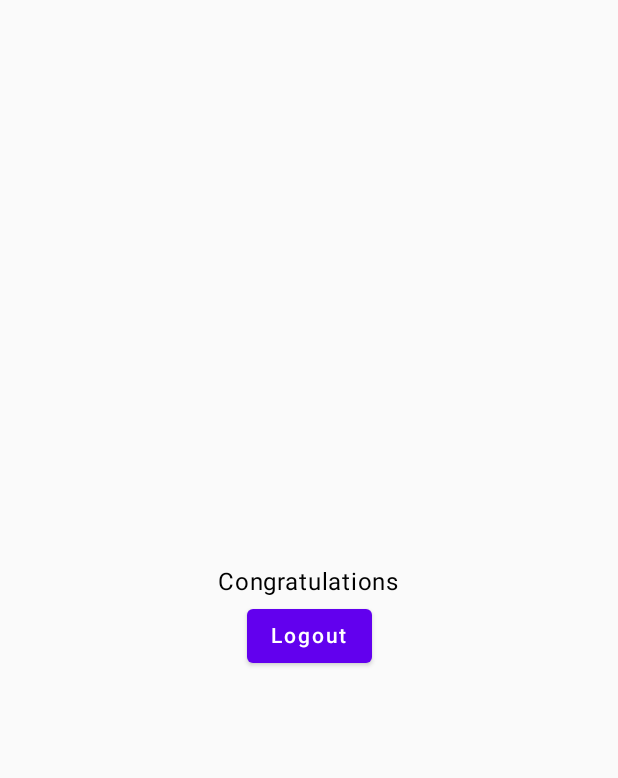
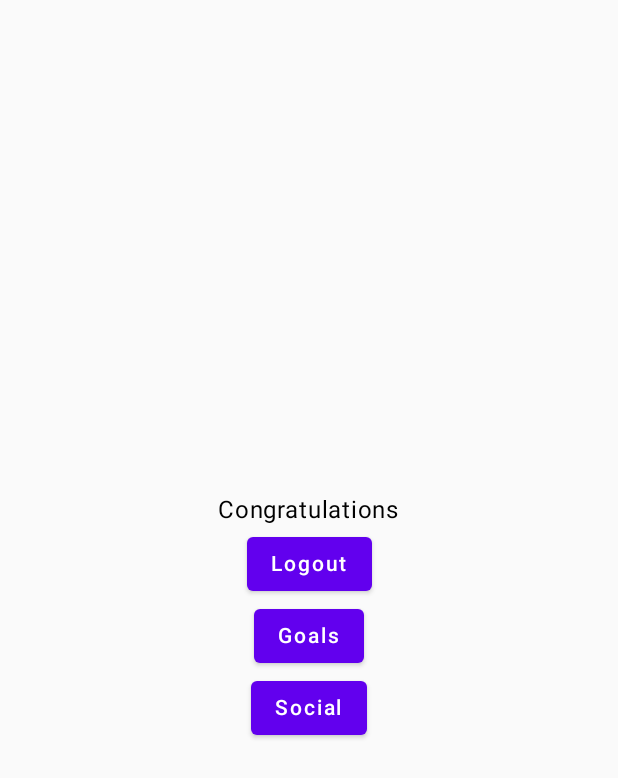
Before and after one commit to saniya8/MyNews, an Android app built with Jetpack Compose: the HomeScreen screen opened through its navigation route, on a phone screen of 412 x 824 dp. Shown: the top 778 px of the screen. Run offline under Robolectric (Android 15) with nearby library versions, the phone set to English and light mode, and no system bars; our stand-ins replace Dagger/Hilt's generated code, Firebase (no records; nobody signed in at launch, a user with empty details on screens opened directly).

Commit message:
Changes to navigation. WIP - waiting on navbar to polish but it should be in a state where testing can be done on screens.

```diff
--- a/project/app/src/main/java/com/example/mynews/MainActivity.kt
+++ b/project/app/src/main/java/com/example/mynews/MainActivity.kt
@@ -32,9 +32,16 @@ class MainActivity : ComponentActivity() {
         val currentUser = FirebaseAuth.getInstance().currentUser
         Log.d("MainActivity", "Current user: ${currentUser?.email ?: "No user logged in"}")
 
+        val isUserLoggedIn = currentUser != null
+
         setContent {
             MyNewsTheme {
-                RootNavigationGraph(navController = rememberNavController())
+                val navController = rememberNavController()
+                if (false/*isUserLoggedIn*/) { // TODO: I think the goal is to eventually have it function this way. Waiting on navbar component
+                    HomeNavGraph(navController)
+                } else {
+                    RootNavigationGraph(navController)
+                }
             }
         }
     }
--- a/project/app/src/main/java/com/example/mynews/presentation/views/Goals.kt
+++ b/project/app/src/main/java/com/example/mynews/presentation/views/Goals.kt
@@ -8,7 +8,7 @@ import androidx.compose.ui.Alignment
 import androidx.compose.ui.Modifier
 
 @Composable
-fun GoalsScreenv1() {
+fun GoalsScreen() {
     Box(modifier = Modifier.fillMaxSize(), contentAlignment = Alignment.Center) {
         Text(text = "Goals")
     }
--- a/project/app/src/main/java/com/example/mynews/presentation/views/Social.kt
+++ b/project/app/src/main/java/com/example/mynews/presentation/views/Social.kt
@@ -8,7 +8,7 @@ import androidx.compose.ui.Alignment
 import androidx.compose.ui.Modifier
 
 @Composable
-fun SocialScreenv1() {
+fun SocialScreen() {
     Box(modifier = Modifier.fillMaxSize(), contentAlignment = Alignment.Center) {
         Text(text = "Social")
     }
--- a/project/app/src/main/java/com/example/mynews/presentation/views/home/HomeScreen.kt
+++ b/project/app/src/main/java/com/example/mynews/presentation/views/home/HomeScreen.kt
@@ -12,13 +12,15 @@ import androidx.compose.foundation.layout.Column
 import androidx.compose.foundation.layout.fillMaxSize
 import androidx.compose.foundation.layout.padding
 import androidx.compose.material.Button
+import androidx.navigation.NavHostController
 import com.google.firebase.auth.FirebaseAuth
 import com.example.mynews.presentation.viewmodel.SettingsViewModel
 
-
 @Composable
 fun HomeScreen(
-    onLogoutClicked: () -> Unit
+    onLogoutClicked: () -> Unit,
+    onGoalsClicked: () -> Unit,
+    onSocialClicked: () -> Unit
 ) {
     Box(
         modifier = Modifier
@@ -40,6 +42,12 @@ fun HomeScreen(
             Button(onClick = { onLogoutClicked() }) {
                 Text("Logout")
             }
+            Button(onClick = { onGoalsClicked() }) {
+                Text("Goals")
+            }
+            Button(onClick = { onSocialClicked() }) {
+                Text("Social")
+            }
         }
     }
 }
--- a/project/app/src/main/java/com/example/mynews/utils/RootNavGraph.kt
+++ b/project/app/src/main/java/com/example/mynews/utils/RootNavGraph.kt
@@ -27,6 +27,8 @@ import com.example.mynews.domain.repositories.AuthRepository
 import com.example.mynews.domain.repositories.UserRepository
 import com.example.mynews.presentation.views.home.HomeScreen
 import android.util.Log
+import androidx.navigation.navigation
+import com.example.mynews.presentation.views.GoalsScreen
 
 // RootNavGraph is the main navigation that manages overall navigation of the app
 // based on if the user is or isn't logged in
@@ -113,10 +115,22 @@ fun RootNavigationGraph(navController: NavHostController) {
                         navController.navigate(Graph.AUTHENTICATION) {
                             popUpTo(Graph.ROOT) {inclusive = true}
                         }
+                    },
+                    onGoalsClicked = {
+                        println("Goals Button Clicked from Root")
+                        navController.navigate(Graph.GOALS)
+                    },
+                    onSocialClicked = {
+                        println("Goals Button Clicked from Root")
+                        navController.navigate(Graph.SOCIAL)
                     }
+                )
+            }
 
-
-                )
+            navigation(startDestination = AppScreenRoutes.GoalsScreen.route, route = Graph.GOALS) {
+                composable(AppScreenRoutes.GoalsScreen.route) {
+                    GoalsScreen()
+                }
             }
         }
     }
@@ -126,5 +140,7 @@ object Graph {
     const val ROOT = "root_graph"
     const val AUTHENTICATION = "auth_graph"
     const val HOME = "home_graph"
+    const val GOALS = "goals_graph"
+    const val SOCIAL = "social_graph"
     const val SETTINGS = "settings_graph"
 }
```
Also changed, not shown: project/app/src/main/java/com/example/mynews/utils/HomeNavGraph.kt (+24 -1 lines).
